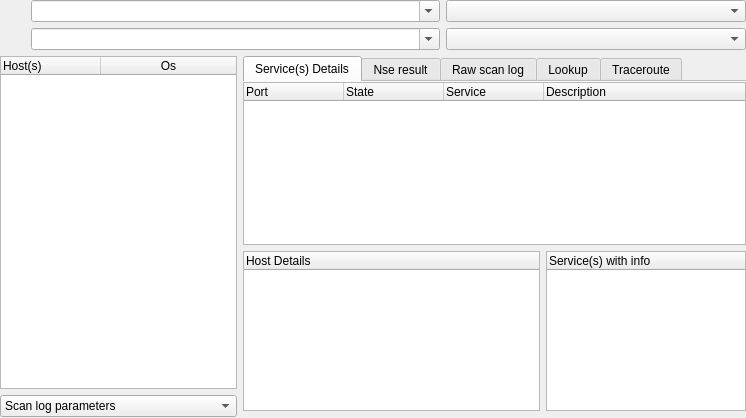
This is src/app/ui/scanwidget.ui in nmapsi4/nmapsi4 as Qt 5 draws it before an edit. The edited form follows.
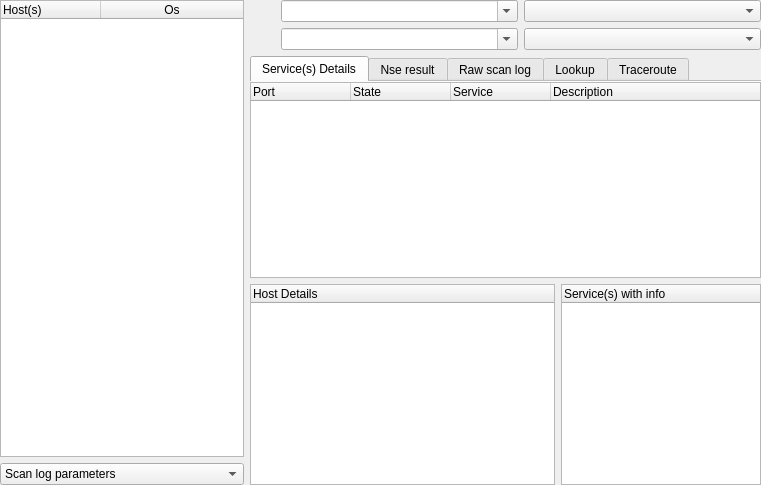
This is the edited form. Icons and pictures are not drawn.

Patch:
```diff
--- a/src/app/ui/scanwidget.ui
+++ b/src/app/ui/scanwidget.ui
@@ -6,18 +6,98 @@
    <rect>
     <x>0</x>
     <y>0</y>
-    <width>746</width>
-    <height>418</height>
+    <width>761</width>
+    <height>485</height>
    </rect>
   </property>
   <property name="windowTitle">
    <string>Form</string>
   </property>
-  <layout class="QGridLayout" name="gridLayout">
+  <layout class="QHBoxLayout" name="horizontalLayout_2">
    <property name="margin">
     <number>0</number>
    </property>
-   <item row="0" column="0" colspan="2">
+   <item>
+    <widget class="QFrame" name="frameLeft">
+     <property name="frameShape">
+      <enum>QFrame::NoFrame</enum>
+     </property>
+     <property name="frameShadow">
+      <enum>QFrame::Plain</enum>
+     </property>
+     <layout class="QVBoxLayout" name="verticalLayout_4">
+      <property name="margin">
+       <number>0</number>
+      </property>
+      <item>
+       <widget class="QTreeWidget" name="treeMain">
+        <property name="sizePolicy">
+         <sizepolicy hsizetype="Preferred" vsizetype="Expanding">
+          <horstretch>0</horstretch>
+          <verstretch>0</verstretch>
+         </sizepolicy>
+        </property>
+        <property name="minimumSize">
+         <size>
+          <width>50</width>
+          <height>0</height>
+         </size>
+        </property>
+        <property name="frameShape">
+         <enum>QFrame::StyledPanel</enum>
+        </property>
+        <property name="frameShadow">
+         <enum>QFrame::Sunken</enum>
+        </property>
+        <property name="alternatingRowColors">
+         <bool>true</bool>
+        </property>
+        <property name="rootIsDecorated">
+         <bool>false</bool>
+        </property>
+        <column>
+         <property name="text">
+          <string>Host(s)</string>
+         </property>
+        </column>
+        <column>
+         <property name="text">
+          <string>Os</string>
+         </property>
+         <property name="textAlignment">
+          <set>AlignHCenter|AlignVCenter|AlignCenter</set>
+         </property>
+        </column>
+       </widget>
+      </item>
+      <item>
+       <widget class="QComboBox" name="comboScanLog">
+        <item>
+         <property name="text">
+          <string>Scan log parameters</string>
+         </property>
+        </item>
+       </widget>
+      </item>
+     </layout>
+    </widget>
+   </item>
+   <item>
+    <widget class="QFrame" name="frameCenter">
+     <property name="frameShape">
+      <enum>QFrame::NoFrame</enum>
+     </property>
+     <property name="frameShadow">
+      <enum>QFrame::Raised</enum>
+     </property>
+     <property name="lineWidth">
+      <number>0</number>
+     </property>
+     <layout class="QVBoxLayout" name="verticalLayout">
+      <property name="margin">
+       <number>0</number>
+      </property>
+      <item>
     <widget class="QFrame" name="frameScan">
      <property name="sizePolicy">
       <sizepolicy hsizetype="Expanding" vsizetype="Preferred">
@@ -138,7 +218,7 @@
      </layout>
     </widget>
    </item>
-   <item row="1" column="0" colspan="2">
+      <item>
     <widget class="QFrame" name="frameAdv">
      <property name="sizePolicy">
       <sizepolicy hsizetype="Expanding" vsizetype="Preferred">
@@ -214,198 +294,7 @@
      </layout>
     </widget>
    </item>
-   <item row="2" column="0">
-    <widget class="QFrame" name="frameLeft">
-     <property name="frameShape">
-      <enum>QFrame::NoFrame</enum>
-     </property>
-     <property name="frameShadow">
-      <enum>QFrame::Plain</enum>
-     </property>
-     <layout class="QVBoxLayout" name="verticalLayout_4">
-      <property name="leftMargin">
-       <number>0</number>
-      </property>
-      <property name="topMargin">
-       <number>0</number>
-      </property>
-      <property name="rightMargin">
-       <number>0</number>
-      </property>
-      <property name="bottomMargin">
-       <number>1</number>
-      </property>
       <item>
-       <widget class="QTreeWidget" name="treeMain">
-        <property name="sizePolicy">
-         <sizepolicy hsizetype="Preferred" vsizetype="Expanding">
-          <horstretch>0</horstretch>
-          <verstretch>0</verstretch>
-         </sizepolicy>
-        </property>
-        <property name="minimumSize">
-         <size>
-          <width>50</width>
-          <height>0</height>
-         </size>
-        </property>
-        <property name="frameShape">
-         <enum>QFrame::StyledPanel</enum>
-        </property>
-        <property name="frameShadow">
-         <enum>QFrame::Sunken</enum>
-        </property>
-        <property name="alternatingRowColors">
-         <bool>true</bool>
-        </property>
-        <property name="rootIsDecorated">
-         <bool>false</bool>
-        </property>
-        <column>
-         <property name="text">
-          <string>Host(s)</string>
-         </property>
-        </column>
-        <column>
-         <property name="text">
-          <string>Os</string>
-         </property>
-         <property name="textAlignment">
-          <set>AlignHCenter|AlignVCenter|AlignCenter</set>
-         </property>
-        </column>
-       </widget>
-      </item>
-      <item>
-       <widget class="QComboBox" name="comboScanLog">
-        <item>
-         <property name="text">
-          <string>Scan log parameters</string>
-         </property>
-        </item>
-       </widget>
-      </item>
-     </layout>
-    </widget>
-   </item>
-   <item row="2" column="1">
-    <widget class="QFrame" name="frameCenter">
-     <property name="frameShape">
-      <enum>QFrame::NoFrame</enum>
-     </property>
-     <property name="frameShadow">
-      <enum>QFrame::Raised</enum>
-     </property>
-     <property name="lineWidth">
-      <number>0</number>
-     </property>
-     <layout class="QGridLayout" name="gridLayout_4">
-      <property name="leftMargin">
-       <number>0</number>
-      </property>
-      <property name="topMargin">
-       <number>0</number>
-      </property>
-      <property name="rightMargin">
-       <number>0</number>
-      </property>
-      <property name="bottomMargin">
-       <number>1</number>
-      </property>
-      <item row="1" column="0">
-       <widget class="QFrame" name="frameRight">
-        <property name="minimumSize">
-         <size>
-          <width>0</width>
-          <height>30</height>
-         </size>
-        </property>
-        <property name="frameShape">
-         <enum>QFrame::NoFrame</enum>
-        </property>
-        <property name="frameShadow">
-         <enum>QFrame::Raised</enum>
-        </property>
-        <layout class="QHBoxLayout" name="horizontalLayout_11">
-         <property name="margin">
-          <number>0</number>
-         </property>
-         <item>
-          <widget class="QTreeWidget" name="treeHostDet">
-           <property name="alternatingRowColors">
-            <bool>true</bool>
-           </property>
-           <property name="rootIsDecorated">
-            <bool>false</bool>
-           </property>
-           <property name="itemsExpandable">
-            <bool>false</bool>
-           </property>
-           <column>
-            <property name="text">
-             <string>Host Details</string>
-            </property>
-           </column>
-          </widget>
-         </item>
-         <item>
-          <widget class="QTreeWidget" name="GItree">
-           <property name="sizePolicy">
-            <sizepolicy hsizetype="Expanding" vsizetype="Expanding">
-             <horstretch>0</horstretch>
-             <verstretch>0</verstretch>
-            </sizepolicy>
-           </property>
-           <property name="minimumSize">
-            <size>
-             <width>0</width>
-             <height>0</height>
-            </size>
-           </property>
-           <property name="maximumSize">
-            <size>
-             <width>200</width>
-             <height>16777215</height>
-            </size>
-           </property>
-           <property name="alternatingRowColors">
-            <bool>true</bool>
-           </property>
-           <property name="rootIsDecorated">
-            <bool>false</bool>
-           </property>
-           <property name="itemsExpandable">
-            <bool>false</bool>
-           </property>
-           <column>
-            <property name="text">
-             <string>Service(s) with info</string>
-            </property>
-           </column>
-          </widget>
-         </item>
-        </layout>
-       </widget>
-      </item>
-      <item row="2" column="0">
-       <widget class="QFrame" name="frame_2">
-        <property name="frameShape">
-         <enum>QFrame::NoFrame</enum>
-        </property>
-        <property name="frameShadow">
-         <enum>QFrame::Raised</enum>
-        </property>
-        <property name="lineWidth">
-         <number>0</number>
-        </property>
-        <layout class="QHBoxLayout" name="horizontalLayout_4">
-         <property name="margin">
-          <number>0</number>
-         </property>
-        </layout>
-       </widget>
-      </item>
-      <item row="0" column="0">
        <widget class="QTabWidget" name="tabWidget">
         <property name="autoFillBackground">
          <bool>false</bool>
@@ -795,6 +684,81 @@
         </widget>
        </widget>
       </item>
+      <item>
+       <widget class="QFrame" name="frameRight">
+        <property name="minimumSize">
+         <size>
+          <width>0</width>
+          <height>30</height>
+         </size>
+        </property>
+        <property name="frameShape">
+         <enum>QFrame::NoFrame</enum>
+        </property>
+        <property name="frameShadow">
+         <enum>QFrame::Raised</enum>
+        </property>
+        <layout class="QHBoxLayout" name="horizontalLayout_11">
+         <property name="margin">
+          <number>0</number>
+         </property>
+         <item>
+          <widget class="QTreeWidget" name="treeHostDet">
+           <property name="alternatingRowColors">
+            <bool>true</bool>
+           </property>
+           <property name="rootIsDecorated">
+            <bool>false</bool>
+           </property>
+           <property name="itemsExpandable">
+            <bool>false</bool>
+           </property>
+           <column>
+            <property name="text">
+             <string>Host Details</string>
+            </property>
+           </column>
+          </widget>
+         </item>
+         <item>
+          <widget class="QTreeWidget" name="GItree">
+           <property name="sizePolicy">
+            <sizepolicy hsizetype="Expanding" vsizetype="Expanding">
+             <horstretch>0</horstretch>
+             <verstretch>0</verstretch>
+            </sizepolicy>
+           </property>
+           <property name="minimumSize">
+            <size>
+             <width>0</width>
+             <height>0</height>
+            </size>
+           </property>
+           <property name="maximumSize">
+            <size>
+             <width>200</width>
+             <height>16777215</height>
+            </size>
+           </property>
+           <property name="alternatingRowColors">
+            <bool>true</bool>
+           </property>
+           <property name="rootIsDecorated">
+            <bool>false</bool>
+           </property>
+           <property name="itemsExpandable">
+            <bool>false</bool>
+           </property>
+           <column>
+            <property name="text">
+             <string>Service(s) with info</string>
+            </property>
+           </column>
+          </widget>
+         </item>
+        </layout>
+       </widget>
+      </item>
      </layout>
     </widget>
    </item>
```
Lines whose indentation alone changed are shown as unchanged.
